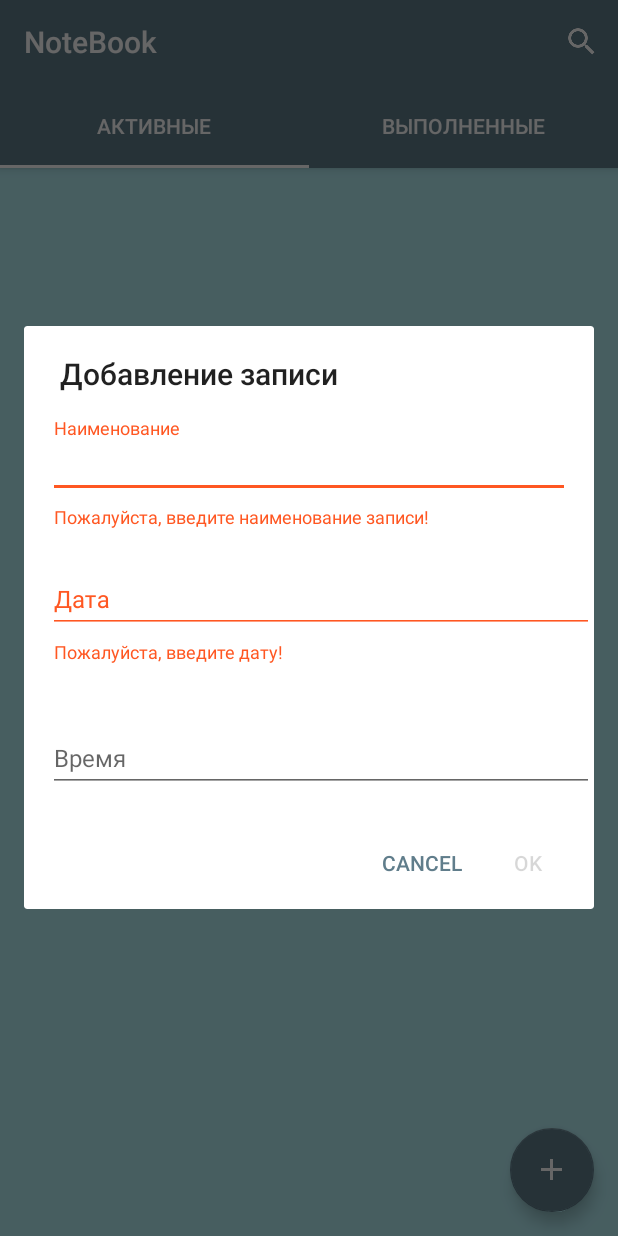
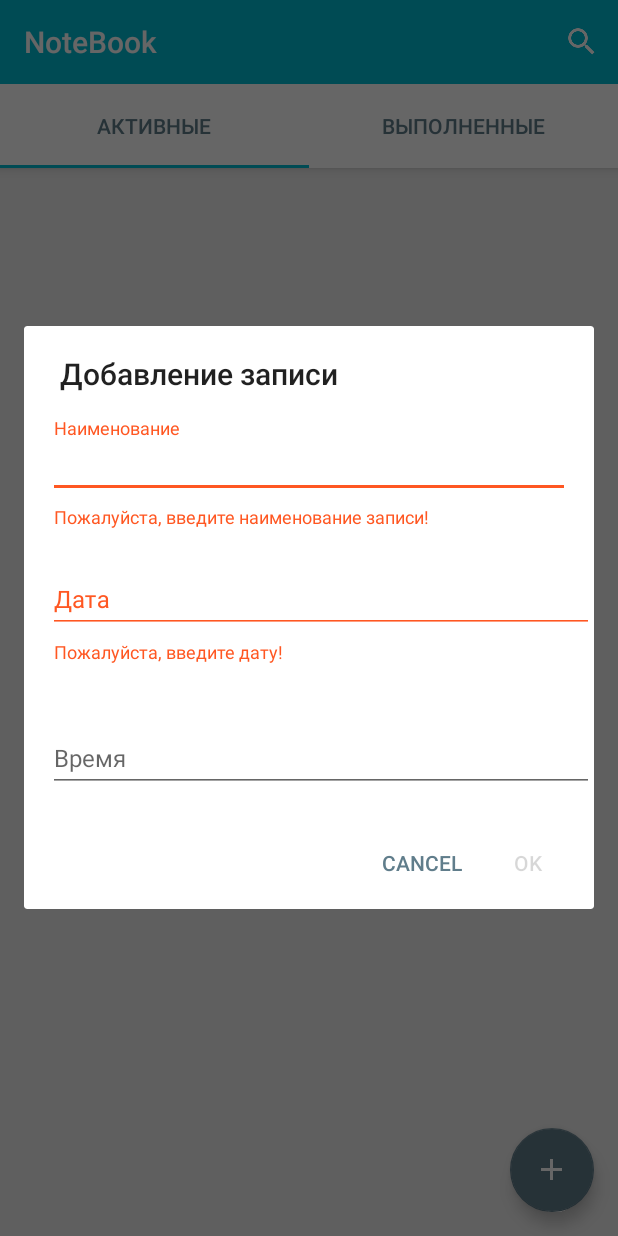
Before and after one commit to alextula26/NoteBook, an Android app: the screen it shows after launch (MainActivity), after a tap on an icon or button, on a phone screen of 412 x 824 dp. Run offline under Robolectric (Android 15) with nearby library versions, the phone set to English and light mode, and no system bars.

Commit message:
Изменение цветовой гаммы приложения

```diff
--- a/app/src/main/java/ru/alexander/marchuk/notebook/MainActivity.java
+++ b/app/src/main/java/ru/alexander/marchuk/notebook/MainActivity.java
@@ -55,6 +55,7 @@ public class MainActivity extends AppCompatActivity implements
             setSupportActionBar(toolbar);
         }
         TabLayout tabLayout = (TabLayout) findViewById(R.id.tab_layout);
+        tabLayout.setBackgroundColor(ContextCompat.getColor(getApplicationContext(), R.color.white));
         tabLayout.addTab(tabLayout.newTab().setText(R.string.tab_name_exercises));
         tabLayout.addTab(tabLayout.newTab().setText(R.string.tab_name_programm));
 
--- a/app/src/main/res/layout/activity_main.xml
+++ b/app/src/main/res/layout/activity_main.xml
@@ -43,9 +43,9 @@
                     android:id="@+id/tab_layout"
                     android:layout_width="match_parent"
                     android:layout_height="?attr/actionBarSize"
-                    app:tabIndicatorColor="@android:color/background_light"
-                    app:tabSelectedTextColor="@android:color/background_light"
-                    app:tabTextColor="@android:color/background_light"/>
+                    app:tabIndicatorColor="@color/colorPrimary"
+                    app:tabSelectedTextColor="@color/colorAccent"
+                    app:tabTextColor="@color/colorAccent"/>
 
             </android.support.design.widget.AppBarLayout>
 
@@ -54,7 +54,7 @@
                 android:layout_width="match_parent"
                 android:layout_height="match_parent"
                 android:layout_below="@+id/appbar"
-                android:background="@color/colorPrimaryLight"/>
+                android:background="@color/desktop"/>
 
         </RelativeLayout>
 
--- a/app/src/main/res/values/colors.xml
+++ b/app/src/main/res/values/colors.xml
@@ -1,16 +1,20 @@
 <?xml version="1.0" encoding="utf-8"?>
 <resources>
-    <color name="colorPrimary">#607D8B</color>
-    <color name="colorPrimaryDark">#455A64</color>
-    <color name="colorPrimaryLight">#b2ebf2</color>
+<color name="colorPrimary">#00BCD4</color>
+<color name="colorPrimaryDark">#0097A7</color>
+<color name="colorPrimaryLight">#B2EBF2</color>
 <color name="colorAccent">#607D8B</color>
 <color name="primaryLight">#D7CCC8</color>
 <color name="primaryText">#212121</color>
 <color name="secondaryText">#757575</color>
 <color name="white">#FFFFFF</color>
 <color name="divider">#BDBDBD</color>
+<color name="dark">#000000</color>
+
+
+<color name="desktop">#EEEEEE</color>
+
 <color name="separator">#0097a7</color>
-
 
 <color name="container_uneven">#607D8B</color>
 <color name="container_even">#455A64</color>
```
Lines whose indentation alone changed are shown as unchanged.
